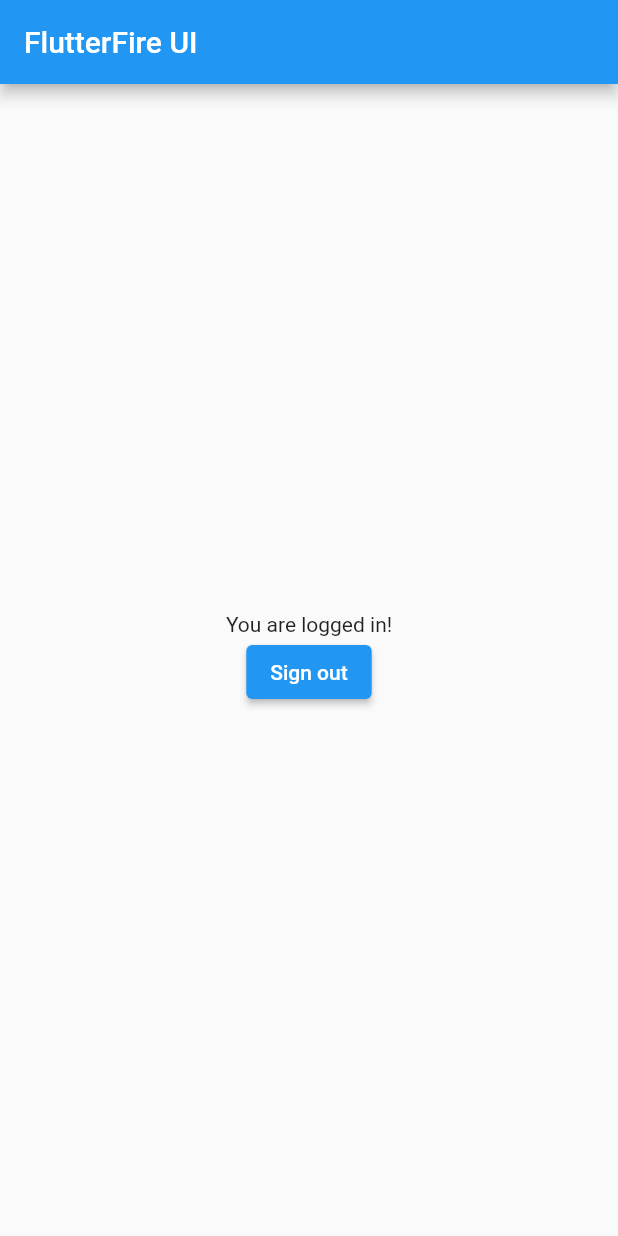
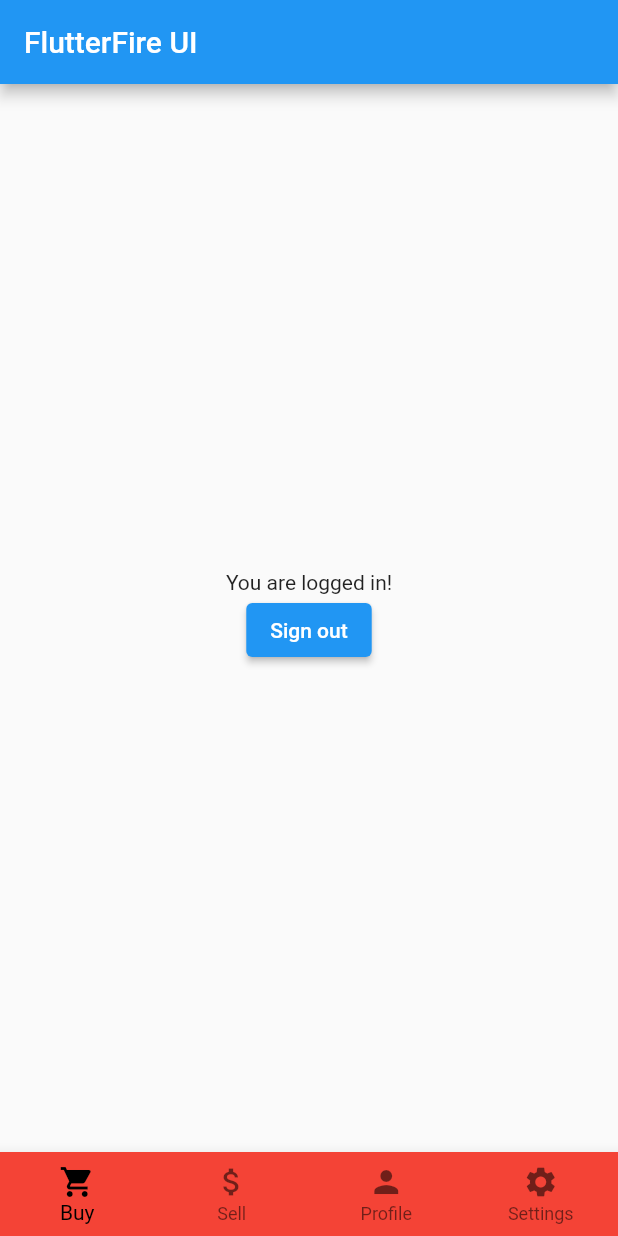
Before and after one commit to SoPat712/RUSwipeShare, a Flutter app: the screen it shows once a user with an empty profile is signed in, on a phone screen of 412 x 824 dp. Run offline on Flutter 3.47's test engine with Material 2 defaults, Android fonts, the phone set to English and light mode, and no system bars; our stand-ins replace firebase_auth, firebase_core; missing offline and left inert: flutterfire_ui; accounts and stored records are empty; statements that could not run were skipped.

```diff
--- a/lib/home.dart
+++ b/lib/home.dart
@@ -1,14 +1,33 @@
 import 'package:firebase_auth/firebase_auth.dart';
 import 'package:flutter/material.dart';
-import 'package:flutterfire_ui/auth.dart';
-
-import 'home.dart';
 
 class HomeScreen extends StatelessWidget {
- const HomeScreen({super.key});
+  const HomeScreen({super.key});
 
- @override
- Widget build(BuildContext context) {
+  @override
+  Widget build(BuildContext context) {
+    return const StatefulHome();
+  }
+}
+
+class StatefulHome extends StatefulWidget {
+  const StatefulHome({super.key});
+
+  @override
+  State<StatefulHome> createState() => _StatefulHomeState();
+}
+
+class _StatefulHomeState extends State<StatefulHome> {
+  int _selectedIndex = 0;
+
+  void _onItemTapped(int index) {
+    setState(() {
+      _selectedIndex = index;
+    });
+  }
+
+  @override
+  Widget build(BuildContext context) {
     return Scaffold(
       appBar: AppBar(
         title: const Text('FlutterFire UI'),
@@ -27,6 +46,32 @@ class HomeScreen extends StatelessWidget {
           ],
         ),
       ),
+      bottomNavigationBar: BottomNavigationBar(
+        type: BottomNavigationBarType.fixed,
+        backgroundColor: Colors.red,
+        selectedItemColor: Colors.black,
+        unselectedItemColor: Colors.black54,
+        items: const <BottomNavigationBarItem>[
+          BottomNavigationBarItem(
+            icon: Icon(Icons.shopping_cart),
+            label: 'Buy',
+          ),
+          BottomNavigationBarItem(
+            icon: Icon(Icons.attach_money),
+            label: 'Sell',
+          ),
+          BottomNavigationBarItem(
+            icon: Icon(Icons.person),
+            label: 'Profile',
+          ),
+          BottomNavigationBarItem(
+            icon: Icon(Icons.settings),
+            label: 'Settings',
+          ),
+        ],
+        currentIndex: _selectedIndex,
+        onTap: _onItemTapped,
+      ),
     );
- }
+  }
 }
```
